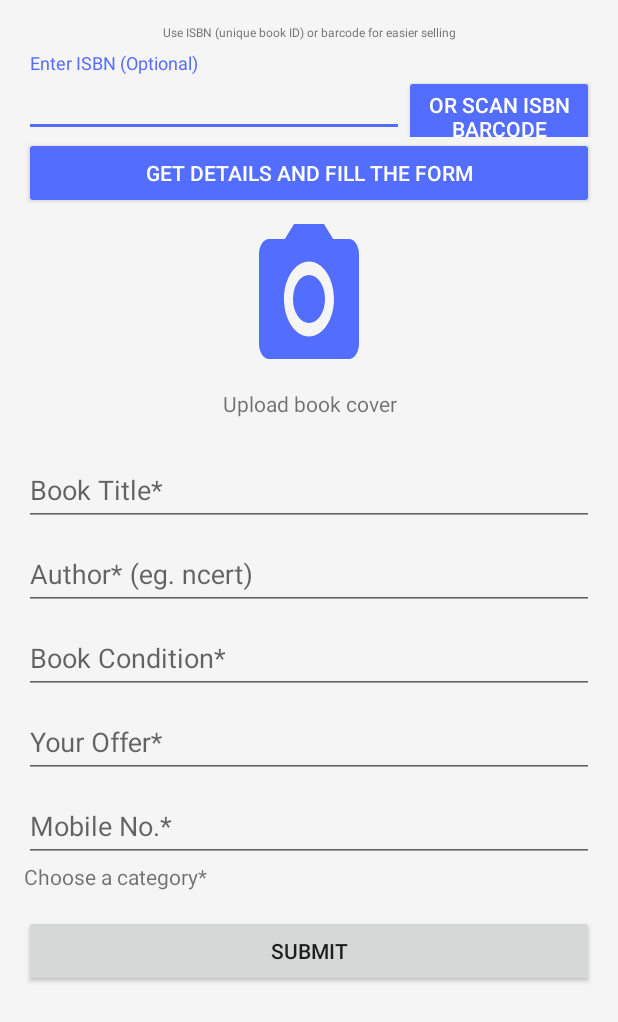
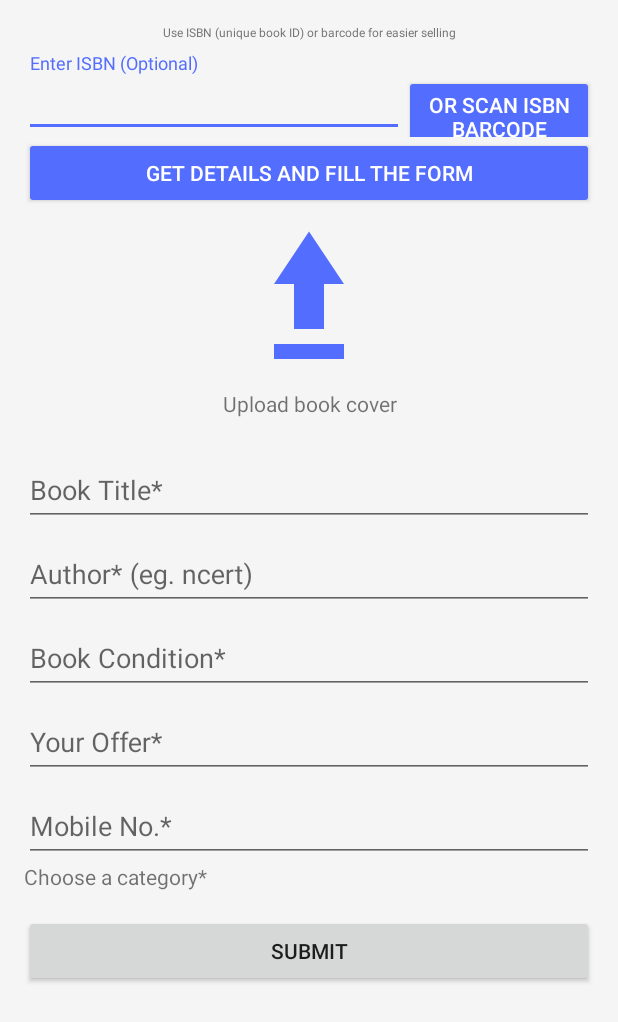
Before and after one commit to rajuat/Book, an Android app: the SellActivity screen opened directly, with no data from a screen before it, on a phone screen of 412 x 824 dp. Shown: the top 1022 px of the screen. Run offline under Robolectric (Android 15) with nearby library versions, the phone set to English and light mode, and no system bars; our stand-ins replace Firebase (no records; nobody signed in at launch, a user with empty details on screens opened directly), data binding; pictures from the network do not load; 3 statements that could not run were skipped.

Commit message:
revamped 3

```diff
--- /dev/null
+++ b/app/src/main/res/drawable-anydpi-v21/ic_file_upload_black_24dp.xml
@@ -0,0 +1,9 @@
+<vector xmlns:android="http://schemas.android.com/apk/res/android"
+    android:width="24dp"
+    android:height="24dp"
+    android:viewportWidth="24.0"
+    android:viewportHeight="24.0">
+    <path
+        android:fillColor="@color/colorAccent"
+        android:pathData="M9,16h6v-6h4l-7,-7 -7,7h4zM5,18h14v2L5,20z"/>
+</vector>
--- a/app/src/main/res/layout/activity_sell.xml
+++ b/app/src/main/res/layout/activity_sell.xml
@@ -81,7 +81,7 @@
                 android:layout_width="@dimen/image_size_width"
                 android:layout_height="@dimen/image_size_height"
                 android:layout_gravity="center_horizontal"
-                android:background="@drawable/ic_photo_camera_black_24dp"
+                android:background="@drawable/ic_file_upload_black_24dp"
                 android:src="@{book.imageUrl}" />
 
             <TextView
```
